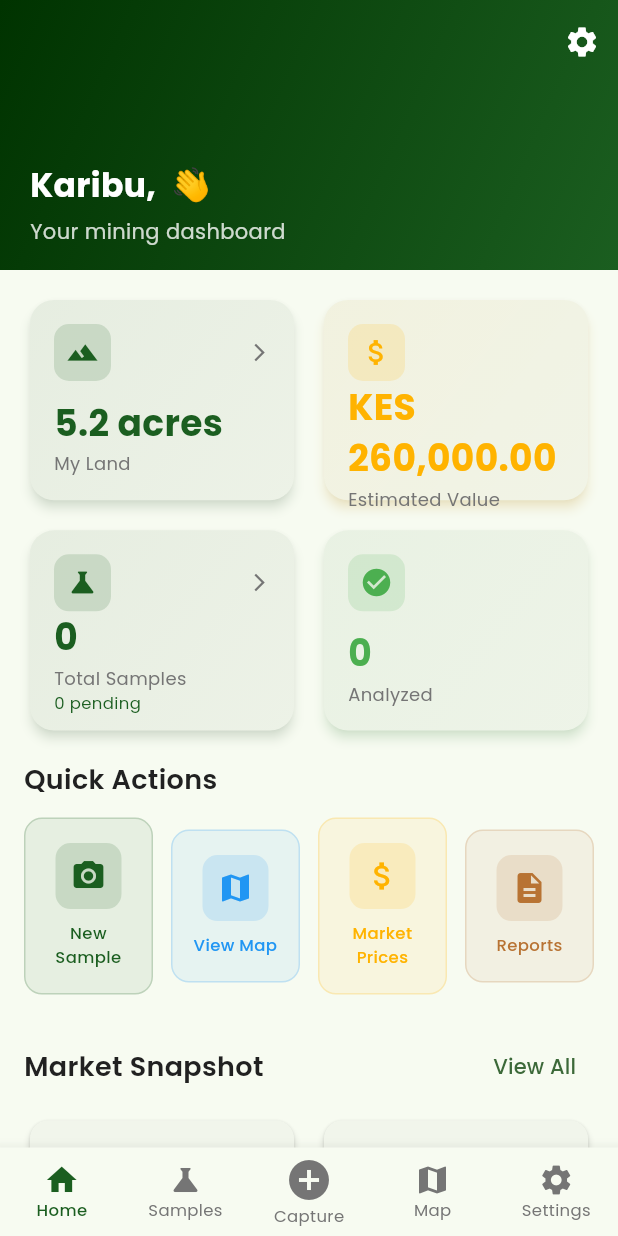
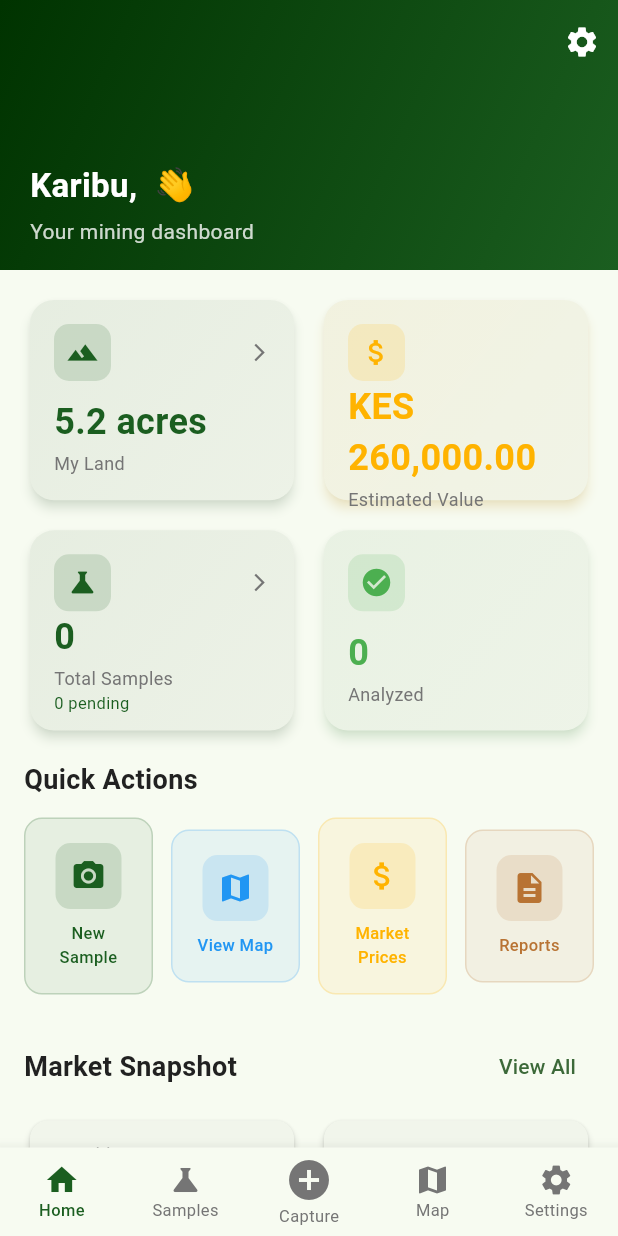
Before and after one commit to ovalentine964/afrimine-ai, a Flutter app: the DashboardScreen screen opened by its route, on a phone screen of 412 x 824 dp. Run offline on Flutter 3.47's test engine with Material 3 defaults, Android fonts, the phone set to English and light mode, and no system bars; our stand-ins replace camera, connectivity_plus, dio, flutter_map, geocoding, geolocator and 7 more; accounts and stored records are empty; network calls fail; statements that could not run were skipped.

Commit message:
fix: Flutter CI — remove missing font references, fix assets
- Removed Poppins font references from pubspec.yaml (font files don't exist yet)
- Removed fontFamily: 'Poppins' from all Dart files
- Added assets/icons/ directory
- Added placeholder files to asset directories

This should fix the flutter pub get failure in CI.

```diff
--- /dev/null
+++ b/src/frontend/assets/icons/placeholder.txt
@@ -0,0 +1 @@
+AfriMine AI
--- /dev/null
+++ b/src/frontend/assets/images/placeholder.txt
@@ -0,0 +1 @@
+AfriMine AI
--- a/src/frontend/lib/main.dart
+++ b/src/frontend/lib/main.dart
@@ -54,7 +54,7 @@ class AfriMineApp extends StatelessWidget {
                 seedColor: const Color(0xFF2E7D32),
                 brightness: Brightness.light,
               ),
-              fontFamily: 'Poppins',
+
               useMaterial3: true,
               appBarTheme: const AppBarTheme(
                 centerTitle: true,
@@ -83,7 +83,7 @@ class AfriMineApp extends StatelessWidget {
                 seedColor: const Color(0xFF2E7D32),
                 brightness: Brightness.dark,
               ),
-              fontFamily: 'Poppins',
+
               useMaterial3: true,
             ),
             themeMode: settings.themeMode,
--- a/src/frontend/lib/screens/capture_screen.dart
+++ b/src/frontend/lib/screens/capture_screen.dart
@@ -438,7 +438,7 @@ class _CaptureScreenState extends State<CaptureScreen> {
                             : const Icon(Icons.upload),
                         label: Text(
                           samples.isLoading ? 'Analyzing...' : 'Submit Sample',
-                          style: const TextStyle(fontSize: 16, fontFamily: 'Poppins'),
+                          style: const TextStyle(fontSize: 16, ),
                         ),
                         style: ElevatedButton.styleFrom(
                           backgroundColor: AppColors.primary,
--- a/src/frontend/lib/screens/dashboard_screen.dart
+++ b/src/frontend/lib/screens/dashboard_screen.dart
@@ -78,7 +78,7 @@ class _DashboardScreenState extends State<DashboardScreen> {
                               fontSize: 22,
                               fontWeight: FontWeight.bold,
                               color: Colors.white,
-                              fontFamily: 'Poppins',
+
                             ),
                           ),
                           const SizedBox(height: 4),
@@ -87,7 +87,7 @@ class _DashboardScreenState extends State<DashboardScreen> {
                             style: TextStyle(
                               fontSize: 14,
                               color: Colors.white.withOpacity(0.8),
-                              fontFamily: 'Poppins',
+
                             ),
                           ),
                         ],
@@ -365,7 +365,7 @@ class _DashboardScreenState extends State<DashboardScreen> {
                 fontSize: 18,
                 fontWeight: FontWeight.bold,
                 color: color,
-                fontFamily: 'Poppins',
+
               ),
             ),
             const SizedBox(height: 4),
@@ -389,8 +389,8 @@ class _DashboardScreenState extends State<DashboardScreen> {
       type: BottomNavigationBarType.fixed,
       selectedItemColor: AppColors.primary,
       unselectedItemColor: AppColors.textSecondary,
-      selectedLabelStyle: const TextStyle(fontFamily: 'Poppins', fontWeight: FontWeight.w500, fontSize: 11),
-      unselectedLabelStyle: const TextStyle(fontFamily: 'Poppins', fontSize: 11),
+      selectedLabelStyle: const TextStyle( fontWeight: FontWeight.w500, fontSize: 11),
+      unselectedLabelStyle: const TextStyle( fontSize: 11),
       onTap: (index) {
         switch (index) {
           case 0:
--- a/src/frontend/lib/screens/onboarding_screen.dart
+++ b/src/frontend/lib/screens/onboarding_screen.dart
@@ -63,7 +63,7 @@ class _OnboardingScreenState extends State<OnboardingScreen> {
                   style: TextStyle(
                     color: AppColors.textSecondary,
                     fontSize: 16,
-                    fontFamily: 'Poppins',
+
                   ),
                 ),
               ),
@@ -159,7 +159,7 @@ class _OnboardingScreenState extends State<OnboardingScreen> {
                       style: const TextStyle(
                         fontSize: 16,
                         fontWeight: FontWeight.w600,
-                        fontFamily: 'Poppins',
+
                       ),
                     ),
                   ),
--- a/src/frontend/lib/screens/sample_detail_screen.dart
+++ b/src/frontend/lib/screens/sample_detail_screen.dart
@@ -145,7 +145,7 @@ class SampleDetailScreen extends StatelessWidget {
             style: TextStyle(
               color: statusColor,
               fontWeight: FontWeight.w600,
-              fontFamily: 'Poppins',
+
             ),
           ),
           const Spacer(),
--- a/src/frontend/lib/screens/splash_screen.dart
+++ b/src/frontend/lib/screens/splash_screen.dart
@@ -118,7 +118,7 @@ class _SplashScreenState extends State<SplashScreen> with SingleTickerProviderSt
                           fontSize: 36,
                           fontWeight: FontWeight.bold,
                           color: Colors.white,
-                          fontFamily: 'Poppins',
+
                           letterSpacing: 1.2,
                         ),
                       ),
@@ -128,7 +128,7 @@ class _SplashScreenState extends State<SplashScreen> with SingleTickerProviderSt
                         style: TextStyle(
                           fontSize: 16,
                           color: Colors.white.withOpacity(0.85),
-                          fontFamily: 'Poppins',
+
                           letterSpacing: 0.5,
                         ),
                       ),
--- a/src/frontend/lib/utils/constants.dart
+++ b/src/frontend/lib/utils/constants.dart
@@ -92,47 +92,47 @@ class AppTextStyles {
     fontSize: 28,
     fontWeight: FontWeight.bold,
     color: AppColors.textPrimary,
-    fontFamily: 'Poppins',
+
   );
 
   static const TextStyle heading2 = TextStyle(
     fontSize: 22,
     fontWeight: FontWeight.w600,
     color: AppColors.textPrimary,
-    fontFamily: 'Poppins',
+
   );
 
   static const TextStyle heading3 = TextStyle(
     fontSize: 18,
     fontWeight: FontWeight.w600,
     color: AppColors.textPrimary,
-    fontFamily: 'Poppins',
+
   );
 
   static const TextStyle body = TextStyle(
     fontSize: 14,
     fontWeight: FontWeight.normal,
     color: AppColors.textPrimary,
-    fontFamily: 'Poppins',
+
   );
 
   static const TextStyle bodySmall = TextStyle(
     fontSize: 12,
     fontWeight: FontWeight.normal,
     color: AppColors.textSecondary,
-    fontFamily: 'Poppins',
+
   );
 
   static const TextStyle button = TextStyle(
     fontSize: 16,
     fontWeight: FontWeight.w600,
-    fontFamily: 'Poppins',
+
   );
 
   static const TextStyle caption = TextStyle(
     fontSize: 11,
     fontWeight: FontWeight.normal,
     color: AppColors.textSecondary,
-    fontFamily: 'Poppins',
+
   );
 }
--- a/src/frontend/lib/widgets/market_price_card.dart
+++ b/src/frontend/lib/widgets/market_price_card.dart
@@ -58,7 +58,7 @@ class MarketPriceCard extends StatelessWidget {
                 fontSize: 22,
                 fontWeight: FontWeight.bold,
                 color: _getMineralColor(),
-                fontFamily: 'Poppins',
+
               ),
             ),
             const SizedBox(height: 2),
--- a/src/frontend/lib/widgets/offline_banner.dart
+++ b/src/frontend/lib/widgets/offline_banner.dart
@@ -57,7 +57,7 @@ class _OfflineBannerState extends State<OfflineBanner> {
                         style: TextStyle(
                           color: Colors.white,
                           fontSize: 13,
-                          fontFamily: 'Poppins',
+
                         ),
                       ),
                     ),
--- a/src/frontend/lib/widgets/quick_action_button.dart
+++ b/src/frontend/lib/widgets/quick_action_button.dart
@@ -47,7 +47,7 @@ class QuickActionButton extends StatelessWidget {
                 fontSize: 11,
                 fontWeight: FontWeight.w500,
                 color: btnColor,
-                fontFamily: 'Poppins',
+
               ),
               textAlign: TextAlign.center,
               maxLines: 2,
--- a/src/frontend/lib/widgets/stat_card.dart
+++ b/src/frontend/lib/widgets/stat_card.dart
@@ -68,7 +68,7 @@ class StatCard extends StatelessWidget {
                   fontSize: 24,
                   fontWeight: FontWeight.bold,
                   color: cardColor,
-                  fontFamily: 'Poppins',
+
                 ),
               ),
               const SizedBox(height: 2),
```
Also changed, not shown: src/frontend/lib/screens/auth_screen.dart (+5 -5 lines), src/frontend/pubspec.yaml (+1 -11 lines).
